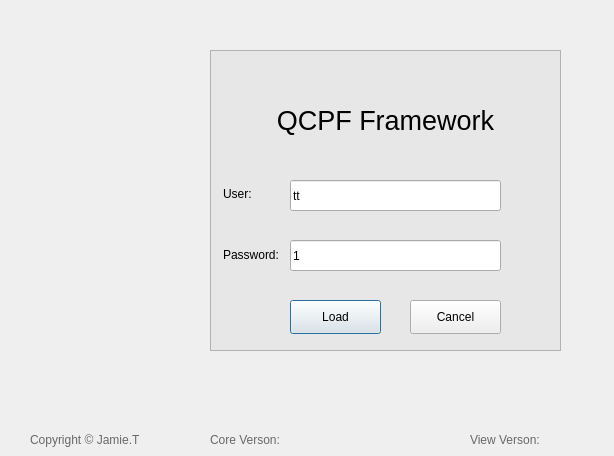
Above: src/QCPF_Host_View/formloading.ui from Jamie-tong/QCPFrame before the change. Below: the same form after it.
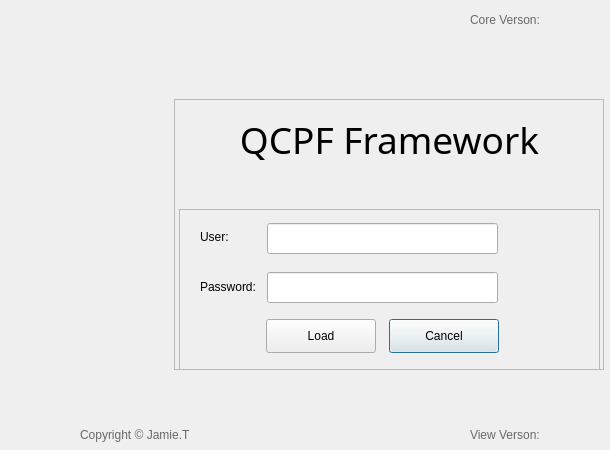
That is the form after the change. Icons and pictures are not drawn.

```diff
--- a/src/QCPF_Host_View/formloading.ui
+++ b/src/QCPF_Host_View/formloading.ui
@@ -5,12 +5,15 @@
   <property name="windowModality">
    <enum>Qt::WindowModal</enum>
   </property>
+  <property name="enabled">
+   <bool>true</bool>
+  </property>
   <property name="geometry">
    <rect>
     <x>0</x>
     <y>0</y>
-    <width>614</width>
-    <height>456</height>
+    <width>610</width>
+    <height>450</height>
    </rect>
   </property>
   <property name="sizePolicy">
@@ -22,19 +25,25 @@
   <property name="windowTitle">
    <string>登录</string>
   </property>
+  <property name="layoutDirection">
+   <enum>Qt::LeftToRight</enum>
+  </property>
   <property name="autoFillBackground">
    <bool>false</bool>
   </property>
   <property name="styleSheet">
    <string notr="true">#formLoading {border-image: url(:/Images/BackgroundImage6.jpg);}</string>
   </property>
-  <widget class="QFrame" name="frame">
+  <property name="locale">
+   <locale language="Chinese" country="China"/>
+  </property>
+  <widget class="QFrame" name="frameLoad">
    <property name="geometry">
     <rect>
-     <x>210</x>
-     <y>50</y>
-     <width>351</width>
-     <height>301</height>
+     <x>174</x>
+     <y>99</y>
+     <width>430</width>
+     <height>271</height>
     </rect>
    </property>
    <property name="styleSheet">
@@ -46,118 +55,23 @@
    <property name="frameShadow">
     <enum>QFrame::Raised</enum>
    </property>
-   <widget class="QLabel" name="labUsr">
-    <property name="geometry">
-     <rect>
-      <x>13</x>
-      <y>136</y>
-      <width>61</width>
-      <height>16</height>
-     </rect>
-    </property>
-    <property name="styleSheet">
-     <string notr="true">font: 9pt &quot;Microsoft YaHei UI&quot;;</string>
-    </property>
-    <property name="text">
-     <string>User:</string>
-    </property>
-   </widget>
-   <widget class="QLineEdit" name="txtUser">
-    <property name="geometry">
-     <rect>
-      <x>80</x>
-      <y>130</y>
-      <width>211</width>
-      <height>31</height>
-     </rect>
-    </property>
-    <property name="styleSheet">
-     <string notr="true">font: 9pt &quot;Microsoft YaHei UI&quot;;</string>
-    </property>
-    <property name="text">
-     <string>tt</string>
-    </property>
-   </widget>
-   <widget class="QLabel" name="labPwd">
-    <property name="geometry">
-     <rect>
-      <x>13</x>
-      <y>197</y>
-      <width>61</width>
-      <height>16</height>
-     </rect>
-    </property>
-    <property name="styleSheet">
-     <string notr="true">font: 9pt &quot;Microsoft YaHei UI&quot;;</string>
-    </property>
-    <property name="text">
-     <string>Password:</string>
-    </property>
-   </widget>
-   <widget class="QLineEdit" name="txtPwd">
-    <property name="geometry">
-     <rect>
-      <x>80</x>
-      <y>190</y>
-      <width>211</width>
-      <height>31</height>
-     </rect>
-    </property>
-    <property name="styleSheet">
-     <string notr="true">font: 9pt &quot;Microsoft YaHei UI&quot;;</string>
-    </property>
-    <property name="text">
-     <string>1</string>
-    </property>
-   </widget>
-   <widget class="QPushButton" name="btnOk">
-    <property name="geometry">
-     <rect>
-      <x>80</x>
-      <y>250</y>
-      <width>91</width>
-      <height>34</height>
-     </rect>
-    </property>
-    <property name="styleSheet">
-     <string notr="true">font: 9pt &quot;Microsoft YaHei UI&quot;;</string>
-    </property>
-    <property name="text">
-     <string>Load</string>
-    </property>
-   </widget>
-   <widget class="QPushButton" name="btnCancel">
-    <property name="geometry">
-     <rect>
-      <x>200</x>
-      <y>250</y>
-      <width>91</width>
-      <height>34</height>
-     </rect>
-    </property>
-    <property name="styleSheet">
-     <string notr="true">font: 9pt &quot;Microsoft YaHei UI&quot;;</string>
-    </property>
-    <property name="text">
-     <string>Cancel</string>
-    </property>
-   </widget>
    <widget class="QLabel" name="laSystemName">
     <property name="geometry">
      <rect>
       <x>0</x>
-      <y>30</y>
-      <width>351</width>
+      <y>0</y>
+      <width>431</width>
       <height>81</height>
      </rect>
     </property>
     <property name="font">
      <font>
-      <family>Microsoft YaHei UI</family>
-      <pointsize>20</pointsize>
+      <family>微软雅黑</family>
+      <pointsize>28</pointsize>
       <weight>9</weight>
       <italic>false</italic>
       <bold>false</bold>
+      <strikeout>false</strikeout>
      </font>
     </property>
     <property name="styleSheet">
@@ -176,22 +90,137 @@
      <number>5</number>
     </property>
    </widget>
-  </widget>
-  <widget class="QLabel" name="lb_LoadingInfo">
-   <property name="geometry">
-    <rect>
-     <x>210</x>
-     <y>360</y>
-     <width>351</width>
-     <height>61</height>
-    </rect>
-   </property>
-   <property name="text">
-    <string/>
-   </property>
-   <property name="wordWrap">
-    <bool>true</bool>
-   </property>
+   <widget class="QFrame" name="frameLogin">
+    <property name="geometry">
+     <rect>
+      <x>5</x>
+      <y>110</y>
+      <width>421</width>
+      <height>161</height>
+     </rect>
+    </property>
+    <property name="frameShape">
+     <enum>QFrame::StyledPanel</enum>
+    </property>
+    <property name="frameShadow">
+     <enum>QFrame::Raised</enum>
+    </property>
+    <widget class="QPushButton" name="btnCancel">
+     <property name="geometry">
+      <rect>
+       <x>210</x>
+       <y>110</y>
+       <width>110</width>
+       <height>34</height>
+      </rect>
+     </property>
+     <property name="styleSheet">
+      <string notr="true">font: 9pt &quot;Microsoft YaHei UI&quot;;</string>
+     </property>
+     <property name="text">
+      <string>Cancel</string>
+     </property>
+    </widget>
+    <widget class="QLabel" name="labPwd">
+     <property name="geometry">
+      <rect>
+       <x>21</x>
+       <y>70</y>
+       <width>61</width>
+       <height>16</height>
+      </rect>
+     </property>
+     <property name="styleSheet">
+      <string notr="true">font: 9pt &quot;Microsoft YaHei UI&quot;;</string>
+     </property>
+     <property name="text">
+      <string>Password:</string>
+     </property>
+    </widget>
+    <widget class="QPushButton" name="btnOk">
+     <property name="geometry">
+      <rect>
+       <x>87</x>
+       <y>110</y>
+       <width>110</width>
+       <height>34</height>
+      </rect>
+     </property>
+     <property name="styleSheet">
+      <string notr="true">font: 9pt &quot;Microsoft YaHei UI&quot;;</string>
+     </property>
+     <property name="text">
+      <string>Load</string>
+     </property>
+    </widget>
+    <widget class="QLineEdit" name="txtUser">
+     <property name="geometry">
+      <rect>
+       <x>88</x>
+       <y>14</y>
+       <width>231</width>
+       <height>31</height>
+      </rect>
+     </property>
+     <property name="styleSheet">
+      <string notr="true">font: 9pt &quot;Microsoft YaHei UI&quot;;</string>
+     </property>
+     <property name="text">
+      <string/>
+     </property>
+    </widget>
+    <widget class="QLineEdit" name="txtPwd">
+     <property name="geometry">
+      <rect>
+       <x>88</x>
+       <y>63</y>
+       <width>231</width>
+       <height>31</height>
+      </rect>
+     </property>
+     <property name="styleSheet">
+      <string notr="true">font: 9pt &quot;Microsoft YaHei UI&quot;;</string>
+     </property>
+     <property name="text">
+      <string/>
+     </property>
+    </widget>
+    <widget class="QLabel" name="labUsr">
+     <property name="geometry">
+      <rect>
+       <x>21</x>
+       <y>20</y>
+       <width>61</width>
+       <height>16</height>
+      </rect>
+     </property>
+     <property name="styleSheet">
+      <string notr="true">font: 9pt &quot;Microsoft YaHei UI&quot;;</string>
+     </property>
+     <property name="text">
+      <string>User:</string>
+     </property>
+    </widget>
+   </widget>
+   <widget class="QLabel" name="lb_LoadingInfo">
+    <property name="geometry">
+     <rect>
+      <x>0</x>
+      <y>190</y>
+      <width>430</width>
+      <height>51</height>
+     </rect>
+    </property>
+    <property name="text">
+     <string/>
+    </property>
+    <property name="alignment">
+     <set>Qt::AlignCenter</set>
+    </property>
+    <property name="wordWrap">
+     <bool>true</bool>
+    </property>
+   </widget>
   </widget>
   <widget class="QLabel" name="labInfoPrefix_2">
    <property name="enabled">
@@ -199,8 +228,8 @@
    </property>
    <property name="geometry">
     <rect>
-     <x>30</x>
-     <y>430</y>
+     <x>80</x>
+     <y>425</y>
      <width>131</width>
      <height>20</height>
     </rect>
@@ -219,8 +248,8 @@
    </property>
    <property name="geometry">
     <rect>
-     <x>210</x>
-     <y>430</y>
+     <x>470</x>
+     <y>10</y>
      <width>131</width>
      <height>20</height>
     </rect>
@@ -240,7 +269,7 @@
    <property name="geometry">
     <rect>
      <x>470</x>
-     <y>430</y>
+     <y>425</y>
      <width>131</width>
      <height>20</height>
     </rect>
@@ -253,6 +282,27 @@
     <string>View Verson:</string>
    </property>
   </widget>
+  <widget class="QLabel" name="labelBackgroud">
+   <property name="geometry">
+    <rect>
+     <x>0</x>
+     <y>0</y>
+     <width>611</width>
+     <height>451</height>
+    </rect>
+   </property>
+   <property name="styleSheet">
+    <string notr="true">border-image: url(:/bin/Images/gbLoad.jpg);</string>
+   </property>
+   <property name="text">
+    <string/>
+   </property>
+  </widget>
+  <zorder>labelBackgroud</zorder>
+  <zorder>frameLoad</zorder>
+  <zorder>labInfoPrefix_2</zorder>
+  <zorder>labCoreVersion</zorder>
+  <zorder>labViewVersion</zorder>
  </widget>
  <resources/>
  <connections/>
```
Left out of the diff: 4 changed lines with no effect on the pictures.
